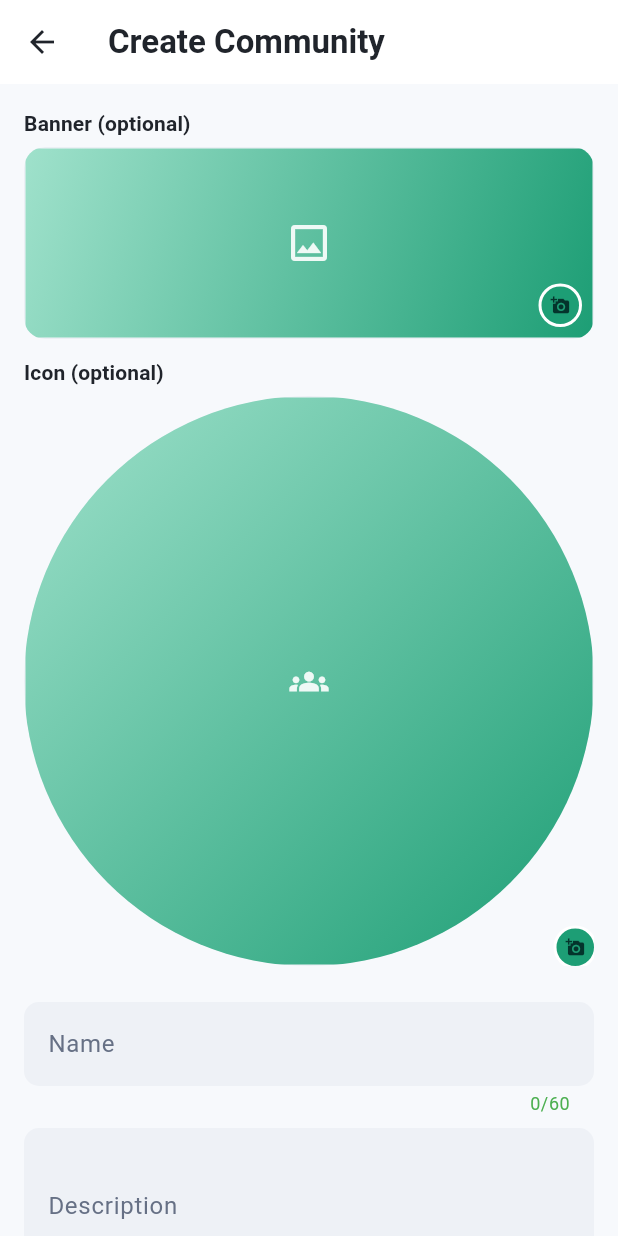
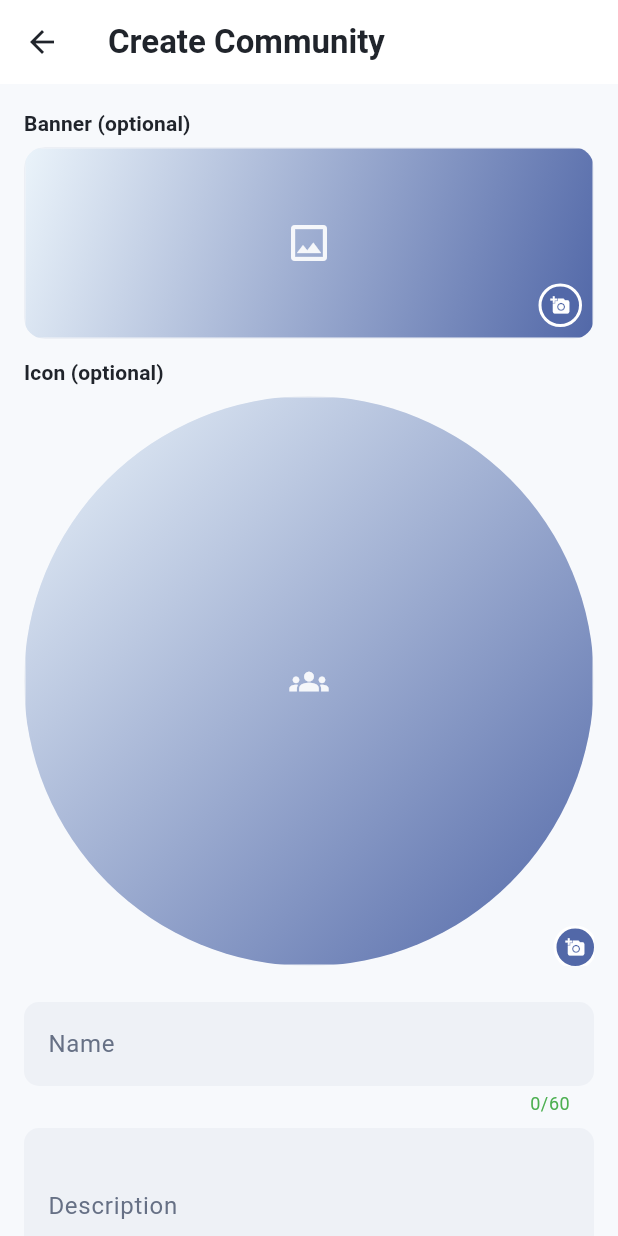
Before and after one commit to ssingh1432/gather, a Flutter app: the CommunitiesScreen screen opened directly, after a tap on "Trending", after a tap on "Recently active", after a tap on "Create community", on a phone screen of 412 x 824 dp. Run offline on Flutter 3.47's test engine with Material 3 defaults, Android fonts, the phone set to English and light mode, and no system bars; our stand-ins replace audioplayers, cached_network_image, file_picker, firebase_core, firebase_messaging, flutter_dotenv and 15 more; missing offline and left inert: dart:js_interop, gal, receive_sharing_intent; accounts and stored records are empty; network calls fail; statements that could not run were skipped.

Commit message:
theme: align community visual tokens with Gather palette

```diff
--- a/flutter_app/lib/features/communities/community_theme.dart
+++ b/flutter_app/lib/features/communities/community_theme.dart
@@ -3,16 +3,9 @@ import 'package:flutter/material.dart';
 import '../../core/theme/app_theme.dart';
 
 /// Design tokens used only by the Community feature.
-///
-/// This intentionally lives inside `features/communities` (rather than in
-/// the global `core/theme`) so the visual redesign of Community screens
-/// stays isolated and never changes the look of any other feature. Every
-/// value here derives from [AppColors] / the ambient [ColorScheme] so the
-/// Community UI still feels like part of Gather, just more polished.
 class CommunityTokens {
   CommunityTokens._();
 
-  // Spacing scale -----------------------------------------------------
   static const double spaceXs = 4;
   static const double spaceSm = 8;
   static const double spaceMd = 12;
@@ -20,18 +13,16 @@ class CommunityTokens {
   static const double spaceXl = 24;
   static const double spaceXxl = 32;
 
-  // Radii ---------------------------------------------------------------
   static const double radiusSm = 10;
   static const double radiusMd = 14;
   static const double radiusLg = 20;
   static const double radiusPill = 999;
 
-  // Elevation / shadows --------------------------------------------------
   static List<BoxShadow> cardShadow(BuildContext context) {
     final isDark = Theme.of(context).brightness == Brightness.dark;
     return [
       BoxShadow(
-        color: (isDark ? Colors.black : AppColors.brandTeal.withValues(alpha: 0.12))
+        color: (isDark ? Colors.black : AppColors.primary.withValues(alpha: 0.12))
             .withValues(alpha: isDark ? 0.35 : 0.08),
         blurRadius: 18,
         offset: const Offset(0, 6),
@@ -53,7 +44,6 @@ class CommunityTokens {
   }
 }
 
-/// Shared color/gradient helpers for Community surfaces.
 class CommunityColors {
   CommunityColors._();
 
@@ -67,19 +57,18 @@ class CommunityColors {
   static Color border(BuildContext context) => Theme.of(context).colorScheme.outlineVariant.withValues(alpha: 0.6);
 
   static LinearGradient bannerFallbackGradient(BuildContext context) {
-    final isDark = Theme.of(context).brightness == Brightness.dark;
+    final scheme = Theme.of(context).colorScheme;
+    final isDark = scheme.brightness == Brightness.dark;
     return LinearGradient(
       begin: Alignment.topLeft,
       end: Alignment.bottomRight,
       colors: isDark
-          ? [AppColors.brandTeal.withValues(alpha: 0.55), AppColors.onBrandTeal]
-          : [AppColors.brandTealLight, AppColors.brandTeal],
+          ? [scheme.primary.withValues(alpha: 0.55), scheme.primaryContainer]
+          : [scheme.secondaryContainer, scheme.primary],
     );
   }
 }
 
-/// A small pill-shaped stat used across Community headers/cards
-/// (member count, post count, online count, etc).
 class CommunityStatChip extends StatelessWidget {
   const CommunityStatChip({super.key, required this.icon, required this.label, this.color});
 
@@ -101,24 +90,13 @@ class CommunityStatChip extends StatelessWidget {
         children: [
           Icon(icon, size: 14, color: color ?? scheme.onSurfaceVariant),
           const SizedBox(width: 5),
-          Text(
-            label,
-            style: Theme.of(context).textTheme.labelMedium?.copyWith(
-                  color: color ?? scheme.onSurfaceVariant,
-                  fontWeight: FontWeight.w600,
-                ),
-          ),
+          Text(label, style: Theme.of(context).textTheme.labelMedium?.copyWith(color: color ?? scheme.onSurfaceVariant, fontWeight: FontWeight.w600)),
         ],
       ),
     );
   }
 }
 
-/// A consistent section header used across Community screens
-/// (e.g. "Suggested for you", "About", "Moderators").
-/// Wraps a ListTile-shaped row (member, join-request, banned user, etc.)
-/// in the same card treatment used elsewhere in the Community redesign,
-/// so rosters/queues look consistent with the rest of the feature.
 class CommunityRowCard extends StatelessWidget {
   const CommunityRowCard({super.key, required this.child});
   final Widget child;
@@ -138,17 +116,15 @@ class CommunityRowCard extends StatelessWidget {
       );
 }
 
-/// Small colored role pill (owner/admin/moderator/trusted member) shared
-/// by the member roster.
 class CommunityRoleChip extends StatelessWidget {
   const CommunityRoleChip({super.key, required this.role});
   final String role;
 
   static const _colors = {
-    'owner': Color(0xFFC79100),
-    'admin': Color(0xFF7C3AED),
-    'moderator': AppColors.brandTeal,
-    'trusted_member': Color(0xFF546E7A),
+    'owner': AppColors.warningStrong,
+    'admin': AppColors.accentStrong,
+    'moderator': AppColors.primary,
+    'trusted_member': AppColors.secondaryStrong,
   };
 
   @override
@@ -158,20 +134,12 @@ class CommunityRoleChip extends StatelessWidget {
     return Container(
       margin: const EdgeInsets.only(right: 6),
       padding: const EdgeInsets.symmetric(horizontal: 9, vertical: 3),
-      decoration: BoxDecoration(
-        color: color.withValues(alpha: 0.14),
-        borderRadius: BorderRadius.circular(CommunityTokens.radiusPill),
-      ),
-      child: Text(
-        role.replaceAll('_', ' '),
-        style: Theme.of(context).textTheme.labelSmall?.copyWith(color: color, fontWeight: FontWeight.w700),
-      ),
+      decoration: BoxDecoration(color: color.withValues(alpha: 0.14), borderRadius: BorderRadius.circular(CommunityTokens.radiusPill)),
+      child: Text(role.replaceAll('_', ' '), style: Theme.of(context).textTheme.labelSmall?.copyWith(color: color, fontWeight: FontWeight.w700)),
     );
   }
 }
 
-/// Consistent rounded, filled field styling for every Community form
-/// (create/edit community, tag input, invite/notes sheets, etc).
 InputDecoration communityFieldDecoration(
   BuildContext context, {
   required String labelText,
@@ -193,44 +161,27 @@ InputDecoration communityFieldDecoration(
     fillColor: CommunityColors.surfaceMuted(context),
     border: OutlineInputBorder(borderRadius: radius, borderSide: BorderSide.none),
     enabledBorder: OutlineInputBorder(borderRadius: radius, borderSide: BorderSide.none),
-    focusedBorder: OutlineInputBorder(borderRadius: radius, borderSide: const BorderSide(color: AppColors.brandTeal, width: 1.5)),
+    focusedBorder: OutlineInputBorder(borderRadius: radius, borderSide: const BorderSide(color: AppColors.primary, width: 1.5)),
   );
 }
 
 class CommunitySectionHeader extends StatelessWidget {
   const CommunitySectionHeader({super.key, required this.title, this.trailing});
-
   final String title;
   final Widget? trailing;
 
   @override
   Widget build(BuildContext context) => Padding(
-        padding: const EdgeInsets.fromLTRB(
-          CommunityTokens.spaceLg,
-          CommunityTokens.spaceLg,
-          CommunityTokens.spaceLg,
-          CommunityTokens.spaceSm,
-        ),
+        padding: const EdgeInsets.fromLTRB(CommunityTokens.spaceLg, CommunityTokens.spaceLg, CommunityTokens.spaceLg, CommunityTokens.spaceSm),
         child: Row(
           children: [
-            Expanded(
-              child: Text(
-                title,
-                style: Theme.of(context).textTheme.titleSmall?.copyWith(
-                      fontWeight: FontWeight.w700,
-                      letterSpacing: 0.1,
-                    ),
-              ),
-            ),
+            Expanded(child: Text(title, style: Theme.of(context).textTheme.titleSmall?.copyWith(fontWeight: FontWeight.w700, letterSpacing: 0.1))),
             if (trailing != null) trailing!,
           ],
         ),
       );
 }
 
-/// Shared banner/icon picker frame for the Create/Edit Community forms:
-/// bordered rounded frame, gradient placeholder when empty, and a small
-/// brand-teal edit/camera badge overlay so it reads as clearly tappable.
 class CommunityImagePickerFrame extends StatelessWidget {
   const CommunityImagePickerFrame({
     super.key,
@@ -254,12 +205,13 @@ class CommunityImagePickerFrame extends StatelessWidget {
   @override
   Widget build(BuildContext context) {
     final radius = circular ? CommunityTokens.radiusPill : CommunityTokens.radiusMd;
+    final scheme = Theme.of(context).colorScheme;
     final content = hasImage && preview != null
         ? preview!
         : Container(
             decoration: BoxDecoration(gradient: CommunityColors.bannerFallbackGradient(context)),
             alignment: Alignment.center,
-            child: Icon(placeholderIcon, color: Colors.white.withValues(alpha: 0.9), size: circular ? 26 : 32),
+            child: Icon(placeholderIcon, color: scheme.onPrimary.withValues(alpha: 0.9), size: circular ? 26 : 32),
           );
 
     return InkWell(
@@ -276,10 +228,7 @@ class CommunityImagePickerFrame extends StatelessWidget {
                 borderRadius: BorderRadius.circular(radius),
                 child: Container(
                   decoration: BoxDecoration(borderRadius: BorderRadius.circular(radius), border: Border.all(color: CommunityColors.border(context))),
-                  child: AspectRatio(
-                    aspectRatio: circular ? 1 : aspect,
-                    child: SizedBox(width: circular ? 88 : double.infinity, child: content),
-                  ),
+                  child: AspectRatio(aspectRatio: circular ? 1 : aspect, child: SizedBox(width: circular ? 88 : double.infinity, child: content)),
                 ),
               ),
               Positioned(
@@ -287,12 +236,8 @@ class CommunityImagePickerFrame extends StatelessWidget {
                 bottom: circular ? -2 : 8,
                 child: Container(
                   padding: const EdgeInsets.all(6),
-                  decoration: BoxDecoration(
-                    shape: BoxShape.circle,
-                    color: AppColors.brandTeal,
-                    border: Border.all(color: CommunityColors.surfaceCard(context), width: 2),
-                  ),
-                  child: Icon(hasImage ? Icons.edit : Icons.add_a_photo, size: 13, color: AppColors.onBrandTeal),
+                  decoration: BoxDecoration(shape: BoxShape.circle, color: scheme.primary, border: Border.all(color: CommunityColors.surfaceCard(context), width: 2)),
+                  child: Icon(hasImage ? Icons.edit : Icons.add_a_photo, size: 13, color: scheme.onPrimary),
                 ),
               ),
             ],
```
